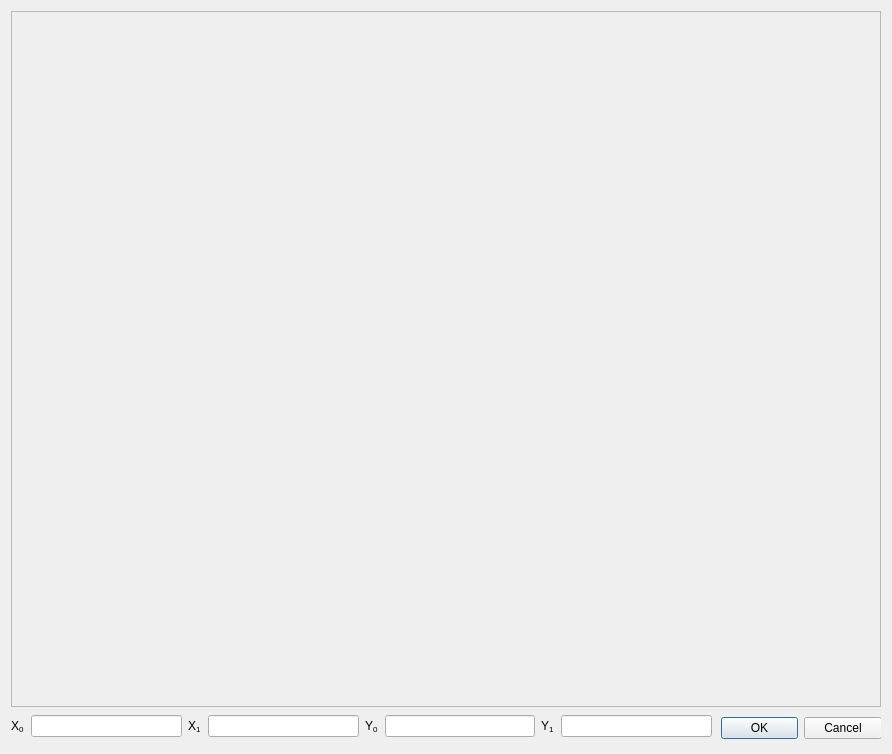
The window that astrostack/imageDialog.ui (mickolaine/mosstack) describes before a commit, drawn with Qt 5.
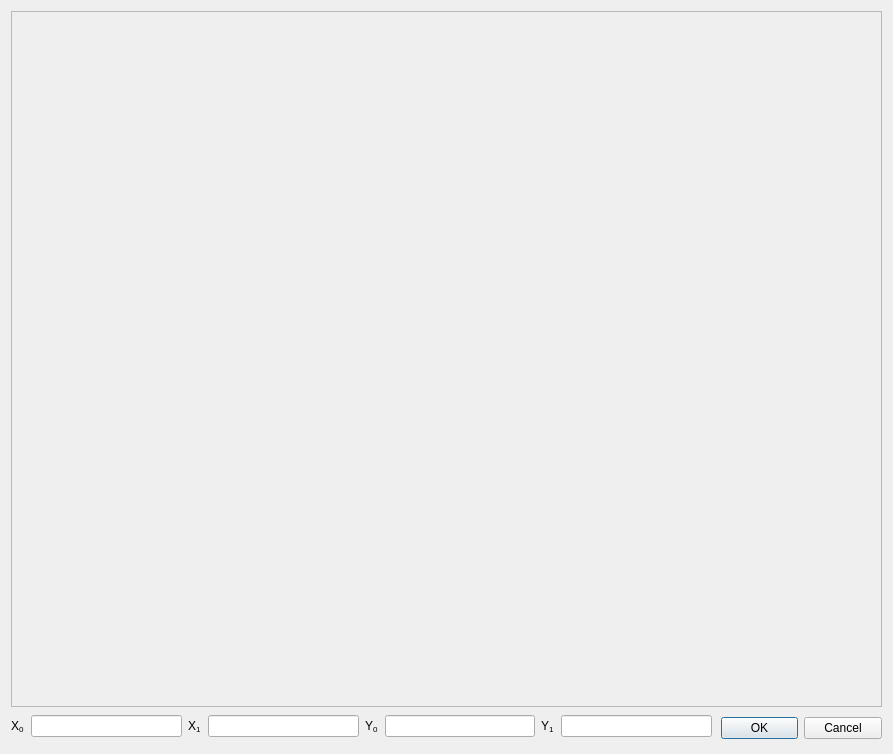
The same window after the commit.

The edit to the form file:
```diff
--- a/astrostack/imageDialog.ui
+++ b/astrostack/imageDialog.ui
@@ -6,14 +6,23 @@
    <rect>
     <x>0</x>
     <y>0</y>
-    <width>892</width>
+    <width>893</width>
     <height>754</height>
    </rect>
   </property>
+  <property name="sizePolicy">
+   <sizepolicy hsizetype="Expanding" vsizetype="Expanding">
+    <horstretch>0</horstretch>
+    <verstretch>0</verstretch>
+   </sizepolicy>
+  </property>
   <property name="windowTitle">
    <string>Dialog</string>
   </property>
   <layout class="QGridLayout" name="gridLayout">
+   <property name="sizeConstraint">
+    <enum>QLayout::SetNoConstraint</enum>
+   </property>
    <item row="0" column="0">
     <widget class="QScrollArea" name="scrollArea_2">
      <property name="widgetResizable">
@@ -24,7 +33,7 @@
        <rect>
         <x>0</x>
         <y>0</y>
-        <width>878</width>
+        <width>879</width>
         <height>706</height>
        </rect>
       </property>
```
